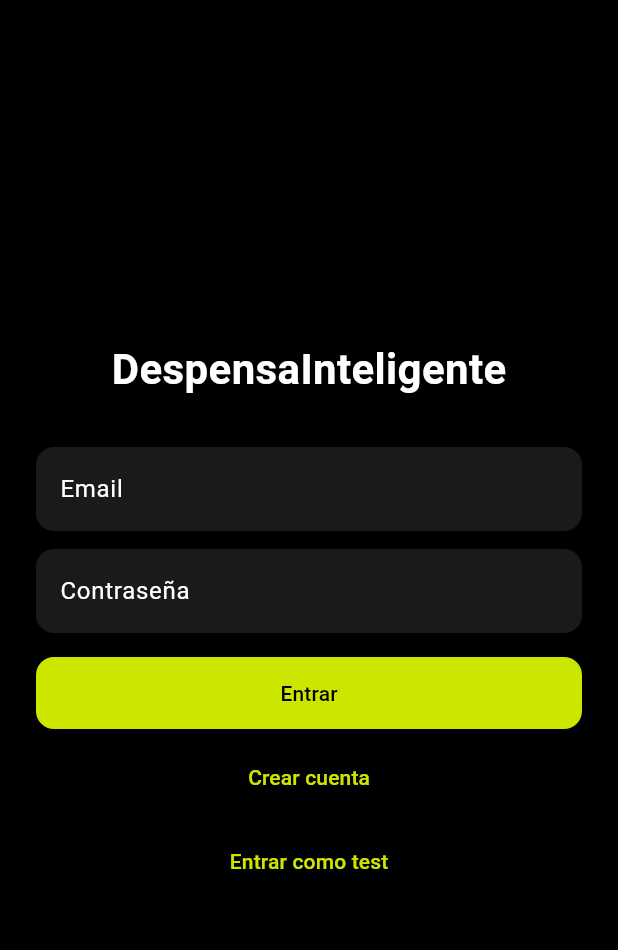
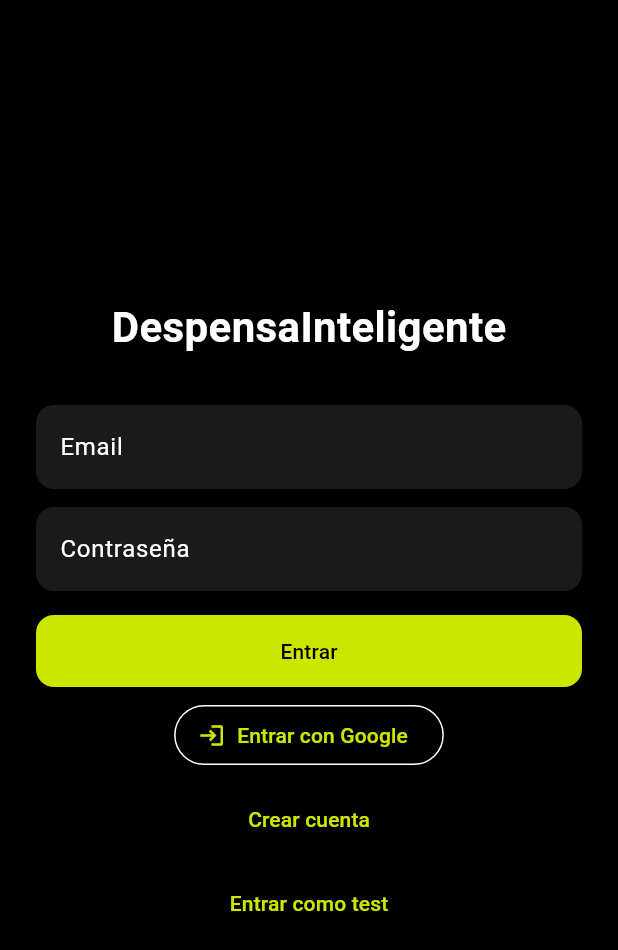
Before and after one commit to Pipedsl/despensa_inteligente, a Flutter app: the screen it shows after launch, on a phone screen of 412 x 824 dp. Shown: the top 950 px of the screen. Run offline on Flutter 3.47's test engine with Material 3 defaults, Android fonts, the phone set to English and light mode, and no system bars; our stand-ins replace cloud_firestore, firebase_auth, firebase_core, flutter_riverpod, go_router; accounts and stored records are empty; Roboto replaces fonts that are missing (Bricolage Grotesque).

Commit message:
feat(fase-1): update LoginScreen with Google Sign-In and registro link

```diff
--- a/lib/features/auth/presentation/login_screen.dart
+++ b/lib/features/auth/presentation/login_screen.dart
@@ -1,5 +1,6 @@
 import 'package:flutter/material.dart';
 import 'package:flutter_riverpod/flutter_riverpod.dart';
+import 'package:go_router/go_router.dart';
 import 'package:despensa_inteligente/services/auth.service.dart';
 
 class LoginScreen extends ConsumerStatefulWidget {
@@ -50,7 +51,8 @@ class _LoginScreenState extends ConsumerState<LoginScreen> {
                 children: [
                   const Text(
                     'DespensaInteligente',
-                    style: TextStyle(fontSize: 28, fontWeight: FontWeight.bold),
+                    style:
+                        TextStyle(fontSize: 28, fontWeight: FontWeight.bold),
                   ),
                   const SizedBox(height: 32),
                   TextField(
@@ -69,35 +71,36 @@ class _LoginScreenState extends ConsumerState<LoginScreen> {
                   if (_error != null)
                     Padding(
                       padding: const EdgeInsets.only(bottom: 12),
-                      child: Text(
-                        _error!,
-                        style: const TextStyle(color: Colors.redAccent),
-                      ),
+                      child: Text(_error!,
+                          style:
+                              const TextStyle(color: Colors.redAccent)),
                     ),
                   FilledButton(
                     onPressed: _loading
                         ? null
-                        : () => _run(
-                              () => ref.read(authServiceProvider).signIn(
-                                  _emailCtrl.text, _passCtrl.text),
-                            ),
+                        : () => _run(() => ref
+                            .read(authServiceProvider)
+                            .signIn(_emailCtrl.text, _passCtrl.text)),
                     child: _loading
                         ? const SizedBox(
                             height: 20,
                             width: 20,
                             child:
-                                CircularProgressIndicator(strokeWidth: 2),
-                          )
+                                CircularProgressIndicator(strokeWidth: 2))
                         : const Text('Entrar'),
                   ),
                   const SizedBox(height: 8),
-                  TextButton(
+                  OutlinedButton.icon(
                     onPressed: _loading
                         ? null
-                        : () => _run(
-                              () => ref.read(authServiceProvider).signUp(
-                                  _emailCtrl.text, _passCtrl.text),
-                            ),
+                        : () => _run(() =>
+                            ref.read(authServiceProvider).signInWithGoogle()),
+                    icon: const Icon(Icons.login),
+                    label: const Text('Entrar con Google'),
+                  ),
+                  const SizedBox(height: 8),
+                  TextButton(
+                    onPressed: () => context.go('/registro'),
                     child: const Text('Crear cuenta'),
                   ),
                   const SizedBox(height: 8),
@@ -105,7 +108,7 @@ class _LoginScreenState extends ConsumerState<LoginScreen> {
                     onPressed: _loading
                         ? null
                         : () => _run(
-                              ref.read(authServiceProvider).signInAsTestUser),
+                            ref.read(authServiceProvider).signInAsTestUser),
                     child: const Text('Entrar como test'),
                   ),
                 ],
```
Also changed, not shown: 1 other file.
